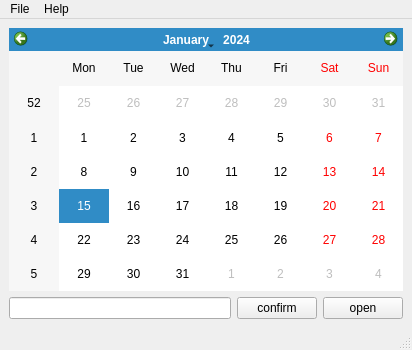
Above: sky/ui/main.ui from xuejiekun/wea-catch before the change. Below: the same form after it.
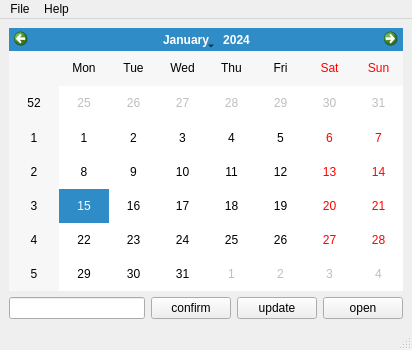
That is the form after the change. Icons and pictures are not drawn.

Patch:
```diff
--- a/sky/ui/main.ui
+++ b/sky/ui/main.ui
@@ -51,6 +51,13 @@
           </property>
          </widget>
         </item>
+        <item>
+         <widget class="QPushButton" name="btn_update">
+          <property name="text">
+           <string>update</string>
+          </property>
+         </widget>
+        </item>
         <item>
          <widget class="QPushButton" name="btn_file">
           <property name="text">
```
Left out of the diff: 7 changed lines with no effect on the pictures.
